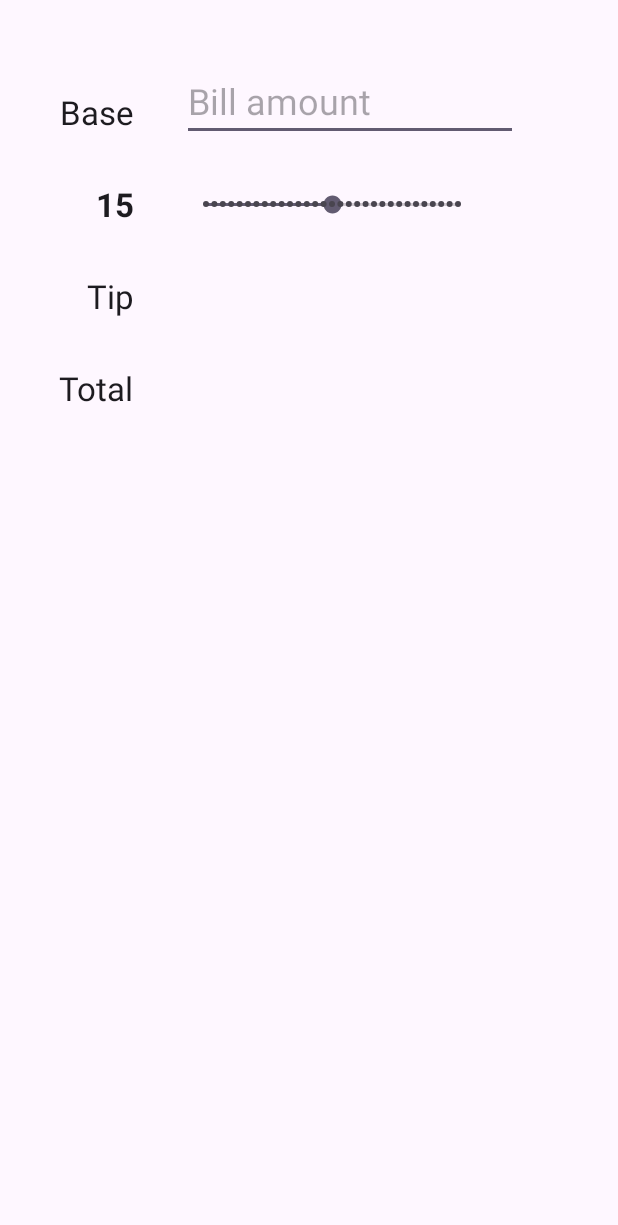
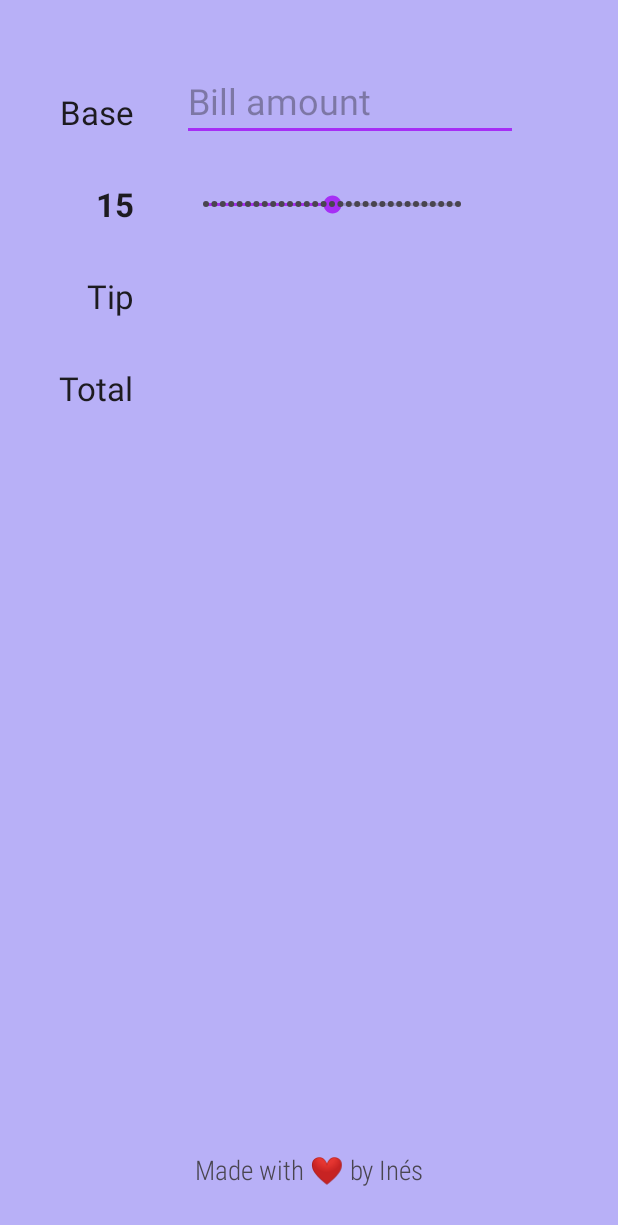
Before and after one commit to InesParis/Tippy, an Android app: the screen it shows after launch (MainActivity), on a phone screen of 412 x 824 dp. Shown: the top 1225 px of the screen. Run offline under Robolectric (Android 15) with nearby library versions, the phone set to English and light mode, and no system bars.

Commit message:
UI Color design

```diff
--- a/app/src/main/res/layout/activity_main.xml
+++ b/app/src/main/res/layout/activity_main.xml
@@ -99,4 +99,16 @@
         app:layout_constraintStart_toStartOf="@+id/tvTipAmount"
         app:layout_constraintTop_toTopOf="@+id/tvTotalLabel"
         tools:text="103.11" />
+
+    <TextView
+        android:id="@+id/tvFooter"
+        android:layout_width="wrap_content"
+        android:layout_height="wrap_content"
+        android:layout_marginBottom="32dp"
+        android:fontFamily="sans-serif-condensed-light"
+        android:text="Made with ❤️ by Inés"
+        android:textAppearance="@style/TextAppearance.AppCompat.Medium"
+        app:layout_constraintBottom_toBottomOf="parent"
+        app:layout_constraintEnd_toEndOf="parent"
+        app:layout_constraintStart_toStartOf="parent" />
 </androidx.constraintlayout.widget.ConstraintLayout>
--- a/app/src/main/res/values/colors.xml
+++ b/app/src/main/res/values/colors.xml
@@ -2,4 +2,9 @@
 <resources>
     <color name="black">#FF000000</color>
     <color name="white">#FFFFFFFF</color>
+    <color name="backgroundColor">#B8B0F7</color>
+    <color name="primaryColor">#E6A8F7</color>
+    <color name="darkerColor">#AE74F4</color>
+    <color name="secondaryColor">#A62EF5</color>
+
 </resources>
--- a/app/src/main/res/values/themes.xml
+++ b/app/src/main/res/values/themes.xml
@@ -2,7 +2,17 @@
     <!-- Base application theme. -->
     <style name="Base.Theme.Tippy" parent="Theme.Material3.DayNight.NoActionBar">
         <!-- Customize your light theme here. -->
-        <!-- <item name="colorPrimary">@color/my_light_primary</item> -->
+        <item name="colorPrimary">@color/primaryColor</item>
+        <item name="colorPrimaryVariant">@color/darkerColor</item>
+        <item name="colorOnPrimary">@color/white</item>
+
+        <!--secondary brand color-->
+        <item name="colorSecondary">@color/secondaryColor</item>
+        <item name="colorSecondaryVariant">@color/secondaryColor</item>
+        <item name="colorOnSecondary">@color/black</item>
+        <!--status bar color-->
+        <item name="android:statusBarColor" tools:targetApi="l">?attr/colorPrimaryVariant</item>
+        <item name="android:colorBackground">@color/backgroundColor</item>
     </style>
 
     <style name="Theme.Tippy" parent="Base.Theme.Tippy" />
```
